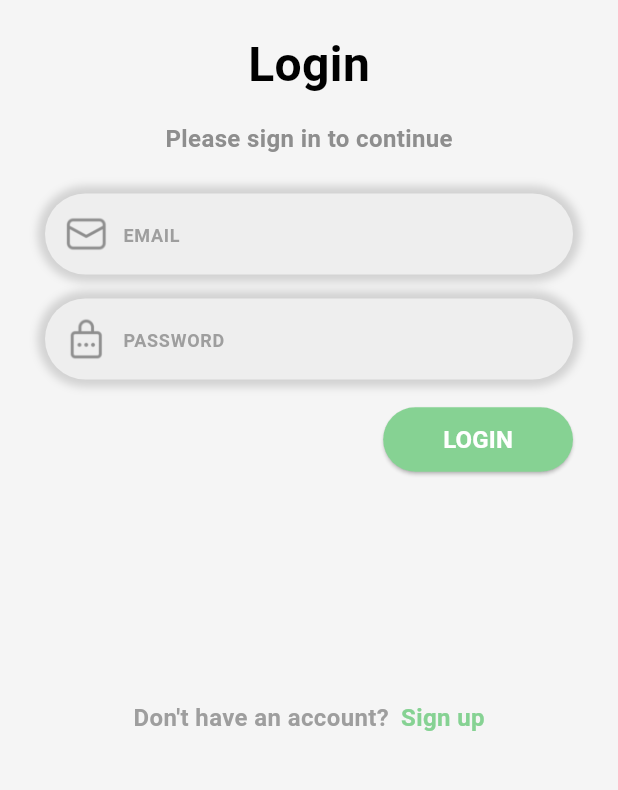
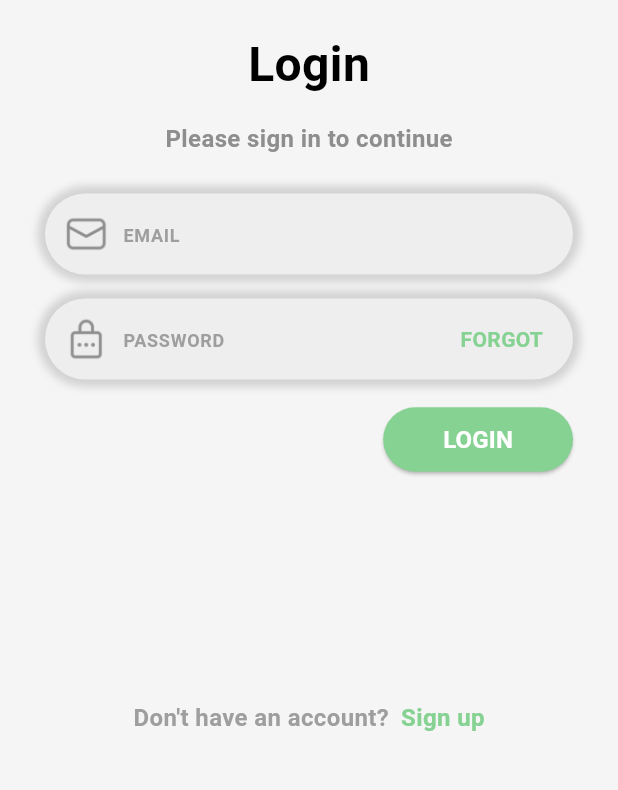
Before and after one commit to DeKxus/ZipRecipes, a Flutter app: the screen it shows after launch, on a phone screen of 412 x 824 dp, the part 345-1135 px from its top. Run offline on Flutter 3.47's test engine with Material 3 defaults, Android fonts, the light colour scheme and no system bars; our stand-ins replace cloud_firestore, curved_navigation_bar, firebase_auth, firebase_core; accounts and stored records are empty.

Commit message:
16/11/2024 - Forgot pwd done, que medo

```diff
--- a/zip_recipes_app/lib/auth/login.dart
+++ b/zip_recipes_app/lib/auth/login.dart
@@ -1,5 +1,6 @@
 import 'package:flutter/material.dart';
 import 'package:firebase_auth/firebase_auth.dart';
+import 'package:zip_recipes_app/auth/forgot_pwd.dart';
 import 'package:zip_recipes_app/auth/regist.dart';
 import 'package:zip_recipes_app/home/navigation.dart';
 import 'package:zip_recipes_app/widgets/custom_pill_button.dart';
@@ -15,13 +16,14 @@ class LoginPage extends StatefulWidget {
 class _LoginPageState extends State<LoginPage> {
   final _emailController = TextEditingController();
   final _passwordController = TextEditingController();
+  final ValueNotifier<bool> _isPasswordEmpty = ValueNotifier(true);
 
   Future signIn() async {
     try {
-      //Authenticate user
+      // Authenticate user
       await FirebaseAuth.instance.signInWithEmailAndPassword(
         email: _emailController.text.trim(),
-        password: _passwordController.text.trim()
+        password: _passwordController.text.trim(),
       );
     } catch (e) {
       // Login failed, show error message
@@ -44,6 +46,14 @@ class _LoginPageState extends State<LoginPage> {
   }
 
   @override
+  void initState() {
+    super.initState();
+    _passwordController.addListener(() {
+      _isPasswordEmpty.value = _passwordController.text.isEmpty;
+    });
+  }
+
+  @override
   void dispose() {
     _emailController.dispose();
     _passwordController.dispose();
@@ -58,62 +68,90 @@ class _LoginPageState extends State<LoginPage> {
         child: Center(
           child: Column(
             children: [
-
               const SizedBox(height: 100),
 
               // Logo image
               SizedBox(
-                width: 160.0, // Set the desired width
-                height: 130.0, // Set the desired height
+                width: 160.0,
+                height: 130.0,
                 child: Image.asset(
-                  'assets/images/logos/logo.png', // Path to your image asset
-                  fit: BoxFit.contain, // Adjust how the image fits within the box
+                  'assets/images/logos/logo.png',
+                  fit: BoxFit.contain,
                 ),
               ),
 
               const SizedBox(height: 20),
-              // Primary title text
               const Text(
                 'Login',
                 style: TextStyle(
                   fontWeight: FontWeight.bold,
                   fontSize: 32,
-                  color: Colors.black
+                  color: Colors.black,
                 ),
               ),
               const SizedBox(height: 15),
-
-              // Secondary title text
               const Text(
                 'Please sign in to continue',
                 style: TextStyle(
                   fontWeight: FontWeight.bold,
                   fontSize: 16,
-                  color: Color(0xFF8E8E8E)
+                  color: Color(0xFF8E8E8E),
                 ),
               ),
               const SizedBox(height: 25),
 
-              //email textfield
+              // Email textfield
               CustomTextField(
                 controller: _emailController,
                 hintText: 'EMAIL',
                 focusedIconPath: 'assets/images/icons/email_black.png',
-                unfocusedIconPath: 'assets/images/icons/email_grey.png'
+                unfocusedIconPath: 'assets/images/icons/email_grey.png',
               ),
               const SizedBox(height: 16.0),
 
-              //password textfield
+              // Password textfield with "FORGOT" text
+              Stack(
+                alignment: Alignment.centerRight,
+                children: [
                   CustomTextField(
                     controller: _passwordController,
                     hintText: 'PASSWORD',
                     obscureText: true,
                     focusedIconPath: 'assets/images/icons/password_black.png',
-                unfocusedIconPath: 'assets/images/icons/password_grey.png'
+                    unfocusedIconPath: 'assets/images/icons/password_grey.png',
+                  ),
+                  ValueListenableBuilder<bool>(
+                    valueListenable: _isPasswordEmpty,
+                    builder: (context, isEmpty, child) {
+                      return Visibility(
+                        visible: isEmpty,
+                        child: Padding(
+                          padding: const EdgeInsets.only(right: 50.0),
+                          child: GestureDetector(
+                            onTap: () {
+                              Navigator.pushReplacement(
+                                context,
+                                MaterialPageRoute(builder: (context) => const ForgotPwd()),
+                              );
+                            },
+                            child: const Text(
+                              "FORGOT",
+                              style: TextStyle(
+                                fontSize: 14,
+                                color: Color(0xFF86D293),
+                                fontWeight: FontWeight.bold,
+                              ),
+                            ),
+                          ),
+                        ),
+                      );
+                    },
+                  ),
+                ],
               ),
               const SizedBox(height: 16.0),
 
-              //sign in button
+              // Sign in button
               Row(
                 mainAxisAlignment: MainAxisAlignment.end,
                 children: [
@@ -122,7 +160,6 @@ class _LoginPageState extends State<LoginPage> {
                     child: CustomPillButton(
                       text: 'LOGIN',
                       onPressed: () {
-                        print("Button Pressed!");
                         signIn();
                         Navigator.pushReplacement(
                           context,
@@ -134,9 +171,9 @@ class _LoginPageState extends State<LoginPage> {
                 ],
               ),
 
-              //Sign up text and button at the end
+              // Sign up text and button at the end
               Padding(
-                padding: const EdgeInsets.only(top:150.0),
+                padding: const EdgeInsets.only(top: 150.0),
                 child: Row(
                   mainAxisAlignment: MainAxisAlignment.center,
                   children: [
@@ -167,12 +204,11 @@ class _LoginPageState extends State<LoginPage> {
                     ),
                   ],
                 ),
-              )
-
+              ),
             ],
           ),
         ),
-      )
+      ),
     );
   }
 }
```
Also changed, not shown: zip_recipes_app/lib/auth/forgot_pwd.dart (added, +141 -0 lines). Lines whose indentation alone changed are shown as unchanged.
